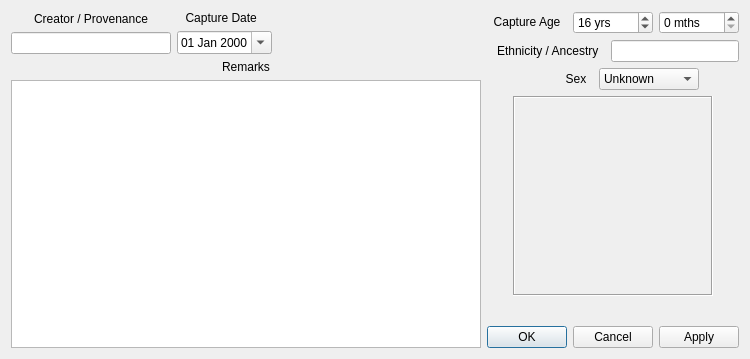
Before: the Qt Designer form forms/ScanInfoDialog.ui in frontiersi/FaceTools, drawn with Qt 5.
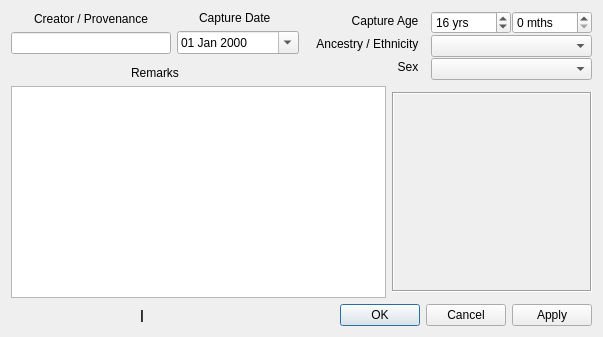
After: the same form once the commit is applied. Icons and pictures are not drawn.

Commit message: Large number of changes/edits in preparation for Cliniface v3.2

Diff of the .ui file:
```diff
--- a/forms/ScanInfoDialog.ui
+++ b/forms/ScanInfoDialog.ui
@@ -6,14 +6,20 @@
    <rect>
     <x>0</x>
     <y>0</y>
-    <width>750</width>
-    <height>359</height>
+    <width>603</width>
+    <height>337</height>
    </rect>
   </property>
   <property name="minimumSize">
    <size>
-    <width>0</width>
-    <height>0</height>
+    <width>603</width>
+    <height>337</height>
+   </size>
+  </property>
+  <property name="maximumSize">
+   <size>
+    <width>603</width>
+    <height>337</height>
    </size>
   </property>
   <property name="windowTitle">
@@ -23,11 +29,16 @@
    <iconset>
     <normaloff>:/logos/window_icon.png</normaloff>:/logos/window_icon.png</iconset>
   </property>
-  <layout class="QHBoxLayout" name="horizontalLayout_8">
+  <layout class="QVBoxLayout" name="verticalLayout_5">
+   <property name="spacing">
+    <number>6</number>
+   </property>
    <item>
-    <layout class="QVBoxLayout" name="verticalLayout_6">
+    <layout class="QHBoxLayout" name="horizontalLayout_9">
      <item>
-      <layout class="QHBoxLayout" name="horizontalLayout_4">
+      <layout class="QVBoxLayout" name="verticalLayout">
+       <item>
+        <layout class="QHBoxLayout" name="horizontalLayout_6">
        <item>
         <layout class="QVBoxLayout" name="verticalLayout_2">
          <item>
@@ -88,101 +99,28 @@
          </item>
         </layout>
        </item>
-       <item>
-        <layout class="QVBoxLayout" name="verticalLayout_5">
-         <item>
-          <layout class="QHBoxLayout" name="horizontalLayout_5">
-           <item>
-            <widget class="QLabel" name="numVerticesLabel">
-             <property name="sizePolicy">
-              <sizepolicy hsizetype="Preferred" vsizetype="Preferred">
-               <horstretch>0</horstretch>
-               <verstretch>0</verstretch>
-              </sizepolicy>
-             </property>
-             <property name="minimumSize">
-              <size>
-               <width>100</width>
-               <height>0</height>
-              </size>
-             </property>
-             <property name="text">
-              <string/>
-             </property>
-             <property name="alignment">
-              <set>Qt::AlignRight|Qt::AlignTrailing|Qt::AlignVCenter</set>
-             </property>
-            </widget>
-           </item>
-          </layout>
-         </item>
-         <item>
-          <layout class="QHBoxLayout" name="horizontalLayout_6">
-           <item>
-            <widget class="QLabel" name="numPolygonsLabel">
-             <property name="sizePolicy">
-              <sizepolicy hsizetype="Preferred" vsizetype="Preferred">
-               <horstretch>0</horstretch>
-               <verstretch>0</verstretch>
-              </sizepolicy>
-             </property>
-             <property name="minimumSize">
-              <size>
-               <width>100</width>
-               <height>0</height>
-              </size>
-             </property>
-             <property name="text">
-              <string/>
-             </property>
-             <property name="alignment">
-              <set>Qt::AlignRight|Qt::AlignTrailing|Qt::AlignVCenter</set>
-             </property>
-            </widget>
-           </item>
-          </layout>
-         </item>
-        </layout>
-       </item>
-       <item>
-        <spacer name="horizontalSpacer">
-         <property name="orientation">
-          <enum>Qt::Horizontal</enum>
-         </property>
-         <property name="sizeHint" stdset="0">
-          <size>
-           <width>40</width>
-           <height>20</height>
-          </size>
-         </property>
-        </spacer>
-       </item>
-      </layout>
-     </item>
-     <item>
-      <layout class="QVBoxLayout" name="verticalLayout">
+        </layout>
+       </item>
        <item>
         <widget class="QLabel" name="label_5">
          <property name="text">
           <string>Remarks</string>
          </property>
          <property name="alignment">
-          <set>Qt::AlignCenter</set>
+          <set>Qt::AlignBottom|Qt::AlignHCenter</set>
          </property>
         </widget>
        </item>
-       <item>
-        <widget class="QPlainTextEdit" name="remarksTextEdit"/>
-       </item>
       </layout>
      </item>
-    </layout>
-   </item>
-   <item>
-    <layout class="QVBoxLayout" name="verticalLayout_3">
      <item>
       <layout class="QHBoxLayout" name="horizontalLayout">
        <item>
+        <layout class="QVBoxLayout" name="verticalLayout_7">
+         <property name="spacing">
+          <number>6</number>
+         </property>
+         <item>
         <widget class="QLabel" name="label_3">
          <property name="sizePolicy">
           <sizepolicy hsizetype="Preferred" vsizetype="Maximum">
@@ -190,6 +128,12 @@
            <verstretch>0</verstretch>
           </sizepolicy>
          </property>
+           <property name="minimumSize">
+            <size>
+             <width>120</width>
+             <height>0</height>
+            </size>
+           </property>
          <property name="text">
           <string>Capture Age  </string>
          </property>
@@ -199,6 +143,59 @@
         </widget>
        </item>
        <item>
+          <widget class="QLabel" name="label">
+           <property name="sizePolicy">
+            <sizepolicy hsizetype="Preferred" vsizetype="Maximum">
+             <horstretch>0</horstretch>
+             <verstretch>0</verstretch>
+            </sizepolicy>
+           </property>
+           <property name="minimumSize">
+            <size>
+             <width>120</width>
+             <height>0</height>
+            </size>
+           </property>
+           <property name="text">
+            <string>Ancestry / Ethnicity  </string>
+           </property>
+           <property name="alignment">
+            <set>Qt::AlignRight|Qt::AlignTrailing|Qt::AlignVCenter</set>
+           </property>
+          </widget>
+         </item>
+         <item>
+          <widget class="QLabel" name="label_2">
+           <property name="sizePolicy">
+            <sizepolicy hsizetype="Preferred" vsizetype="Maximum">
+             <horstretch>0</horstretch>
+             <verstretch>0</verstretch>
+            </sizepolicy>
+           </property>
+           <property name="minimumSize">
+            <size>
+             <width>120</width>
+             <height>0</height>
+            </size>
+           </property>
+           <property name="text">
+            <string>Sex  </string>
+           </property>
+           <property name="alignment">
+            <set>Qt::AlignRight|Qt::AlignTrailing|Qt::AlignVCenter</set>
+           </property>
+          </widget>
+         </item>
+        </layout>
+       </item>
+       <item>
+        <layout class="QVBoxLayout" name="verticalLayout_3">
+         <property name="spacing">
+          <number>1</number>
+         </property>
+         <item>
+          <layout class="QHBoxLayout" name="horizontalLayout_8">
+           <item>
         <widget class="QSpinBox" name="yearsSpinBox">
          <property name="sizePolicy">
           <sizepolicy hsizetype="Maximum" vsizetype="Maximum">
@@ -245,79 +242,19 @@
       </layout>
      </item>
      <item>
-      <layout class="QHBoxLayout" name="horizontalLayout_2">
-       <item>
-        <widget class="QLabel" name="label">
-         <property name="sizePolicy">
-          <sizepolicy hsizetype="Preferred" vsizetype="Maximum">
-           <horstretch>0</horstretch>
-           <verstretch>0</verstretch>
-          </sizepolicy>
-         </property>
-         <property name="text">
-          <string>Ethnicity / Ancestry  </string>
-         </property>
-         <property name="alignment">
-          <set>Qt::AlignRight|Qt::AlignTrailing|Qt::AlignVCenter</set>
-         </property>
-        </widget>
-       </item>
-       <item>
-        <widget class="QLineEdit" name="ethnicityLineEdit">
-         <property name="sizePolicy">
-          <sizepolicy hsizetype="Maximum" vsizetype="Maximum">
-           <horstretch>0</horstretch>
-           <verstretch>0</verstretch>
-          </sizepolicy>
-         </property>
+          <widget class="QComboBox" name="ethnicityComboBox">
          <property name="minimumSize">
           <size>
-           <width>128</width>
+             <width>100</width>
            <height>0</height>
           </size>
-         </property>
-        </widget>
-       </item>
-      </layout>
-     </item>
-     <item>
-      <layout class="QHBoxLayout" name="horizontalLayout_3">
-       <item>
-        <spacer name="horizontalSpacer_3">
-         <property name="orientation">
-          <enum>Qt::Horizontal</enum>
-         </property>
-         <property name="sizeType">
-          <enum>QSizePolicy::Fixed</enum>
-         </property>
-         <property name="sizeHint" stdset="0">
-          <size>
-           <width>40</width>
-           <height>20</height>
-          </size>
-         </property>
-        </spacer>
-       </item>
-       <item>
-        <widget class="QLabel" name="label_2">
-         <property name="sizePolicy">
-          <sizepolicy hsizetype="Preferred" vsizetype="Maximum">
-           <horstretch>0</horstretch>
-           <verstretch>0</verstretch>
-          </sizepolicy>
-         </property>
-         <property name="text">
-          <string>Sex  </string>
-         </property>
-         <property name="alignment">
-          <set>Qt::AlignRight|Qt::AlignTrailing|Qt::AlignVCenter</set>
          </property>
         </widget>
        </item>
        <item>
         <widget class="QComboBox" name="sexComboBox">
          <property name="sizePolicy">
-          <sizepolicy hsizetype="Maximum" vsizetype="Maximum">
+            <sizepolicy hsizetype="Preferred" vsizetype="Fixed">
            <horstretch>0</horstretch>
            <verstretch>0</verstretch>
           </sizepolicy>
@@ -328,45 +265,18 @@
            <height>0</height>
           </size>
          </property>
-         <item>
-          <property name="text">
-           <string>Unknown</string>
-          </property>
-         </item>
-         <item>
-          <property name="text">
-           <string>Female</string>
-          </property>
-         </item>
-         <item>
-          <property name="text">
-           <string>Male</string>
-          </property>
-         </item>
-         <item>
-          <property name="text">
-           <string>Intersex</string>
-          </property>
-         </item>
-        </widget>
-       </item>
-       <item>
-        <spacer name="horizontalSpacer_2">
-         <property name="orientation">
-          <enum>Qt::Horizontal</enum>
-         </property>
-         <property name="sizeType">
-          <enum>QSizePolicy::Maximum</enum>
-         </property>
-         <property name="sizeHint" stdset="0">
-          <size>
-           <width>40</width>
-           <height>20</height>
-          </size>
-         </property>
-        </spacer>
+          </widget>
+         </item>
+        </layout>
        </item>
       </layout>
+     </item>
+    </layout>
+   </item>
+   <item>
+    <layout class="QHBoxLayout" name="horizontalLayout_5">
+     <item>
+      <widget class="QPlainTextEdit" name="remarksTextEdit"/>
      </item>
      <item>
       <layout class="QHBoxLayout" name="horizontalLayout_7">
@@ -400,15 +310,108 @@
        </item>
       </layout>
      </item>
+    </layout>
+   </item>
      <item>
-      <spacer name="verticalSpacer">
+    <layout class="QHBoxLayout" name="horizontalLayout_4">
+     <item>
+      <spacer name="horizontalSpacer_2">
        <property name="orientation">
-        <enum>Qt::Vertical</enum>
+        <enum>Qt::Horizontal</enum>
        </property>
        <property name="sizeHint" stdset="0">
         <size>
-         <width>20</width>
-         <height>40</height>
+         <width>48</width>
+         <height>17</height>
+        </size>
+       </property>
+      </spacer>
+     </item>
+     <item>
+      <layout class="QHBoxLayout" name="horizontalLayout_3">
+       <item>
+        <widget class="QLabel" name="numVerticesLabel">
+         <property name="sizePolicy">
+          <sizepolicy hsizetype="Preferred" vsizetype="Preferred">
+           <horstretch>0</horstretch>
+           <verstretch>0</verstretch>
+          </sizepolicy>
+         </property>
+         <property name="minimumSize">
+          <size>
+           <width>120</width>
+           <height>0</height>
+          </size>
+         </property>
+         <property name="font">
+          <font>
+           <weight>75</weight>
+           <bold>true</bold>
+          </font>
+         </property>
+         <property name="text">
+          <string/>
+         </property>
+         <property name="alignment">
+          <set>Qt::AlignCenter</set>
+         </property>
+        </widget>
+       </item>
+       <item>
+        <widget class="QLabel" name="label_7">
+         <property name="font">
+          <font>
+           <weight>75</weight>
+           <bold>true</bold>
+          </font>
+         </property>
+         <property name="text">
+          <string> | </string>
+         </property>
+         <property name="alignment">
+          <set>Qt::AlignCenter</set>
+         </property>
+        </widget>
+       </item>
+       <item>
+        <widget class="QLabel" name="numPolygonsLabel">
+         <property name="sizePolicy">
+          <sizepolicy hsizetype="Preferred" vsizetype="Preferred">
+           <horstretch>0</horstretch>
+           <verstretch>0</verstretch>
+          </sizepolicy>
+         </property>
+         <property name="minimumSize">
+          <size>
+           <width>120</width>
+           <height>0</height>
+          </size>
+         </property>
+         <property name="font">
+          <font>
+           <weight>75</weight>
+           <bold>true</bold>
+          </font>
+         </property>
+         <property name="text">
+          <string/>
+         </property>
+         <property name="alignment">
+          <set>Qt::AlignCenter</set>
+         </property>
+        </widget>
+       </item>
+      </layout>
+     </item>
+     <item>
+      <spacer name="horizontalSpacer_3">
+       <property name="orientation">
+        <enum>Qt::Horizontal</enum>
+       </property>
+       <property name="sizeHint" stdset="0">
+        <size>
+         <width>148</width>
+         <height>22</height>
         </size>
        </property>
       </spacer>
```
Lines whose indentation alone changed are shown as unchanged. The commit also changes 169 other files.
